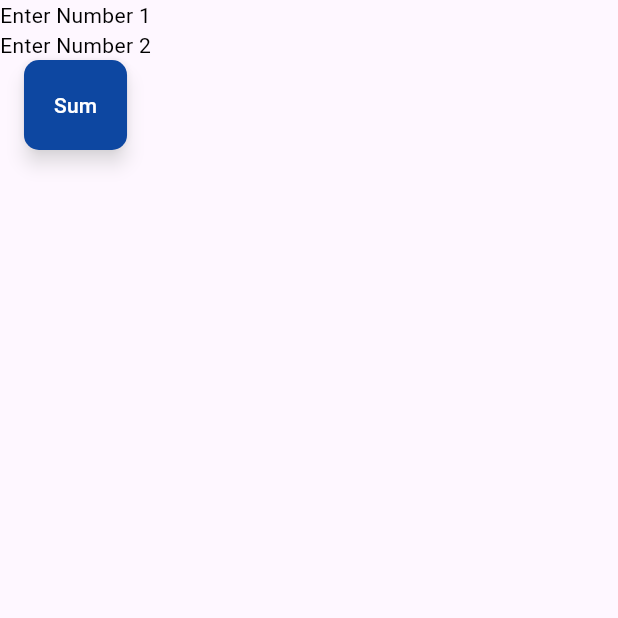
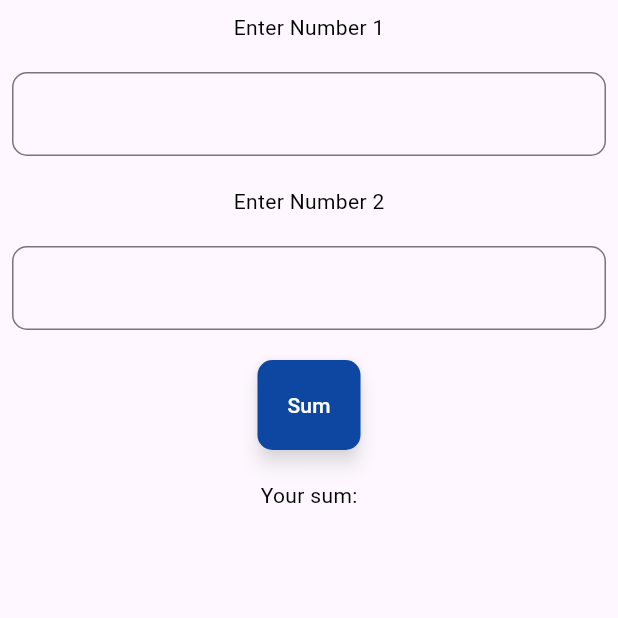
Before and after one commit to eiidoubleyuwes/nimeku-dart-a, a Flutter app: the screen it shows after launch, on a phone screen of 412 x 824 dp, the top half of it. Run offline on Flutter 3.47's test engine with Material 3 defaults, Android fonts, the phone set to English and light mode, and no system bars.

Commit message:
Feat:More building
This is cool

```diff
--- a/myapp_flutter/lib/views/calculator.dart
+++ b/myapp_flutter/lib/views/calculator.dart
@@ -1,5 +1,6 @@
 import 'package:flutter/material.dart';
 import 'package:myapp_flutter/views/custombutton.dart';
+import 'package:myapp_flutter/views/customcontroller.dart';
 import 'package:myapp_flutter/views/customtexts.dart';
 
 class Calculator extends StatefulWidget {
@@ -15,10 +16,23 @@ class _CalculatorState extends State<Calculator> {
 
   @override
   Widget build(BuildContext context) {
-    return  Scaffold(body: Column(children: [
-      customText("number", controller: number, label: "Enter Number 1"),
-      customText("number", controller: number, label: "Enter Number 2"),
-      custombutton(label: "Sum", usernameController: num, ),
-    ],));
+    return  Scaffold(body: Padding(
+      padding: const EdgeInsets.all(8.0),
+      child: Column(children: [
+        customText("number", controller: number, label: "Enter Number 1"),
+        SizedBox(height: 20.0),
+        CustomTextWidget("Number 1", label: 'Number 1', controller: number ),
+        SizedBox(height: 20.0),
+        customText("number", controller: num, label: "Enter Number 2"),
+        SizedBox(height: 20.0),
+        CustomTextWidget("Number 2", label: 'Number 2' ,controller: num,),
+        SizedBox(height: 20.0),
+        custombutton(label: "Sum", usernameController: num, ),
+        SizedBox(height: 20.0),
+
+        customText("sum", label: 'Your sum:')
+
+      ],),
+    ));
   }
 }
```
